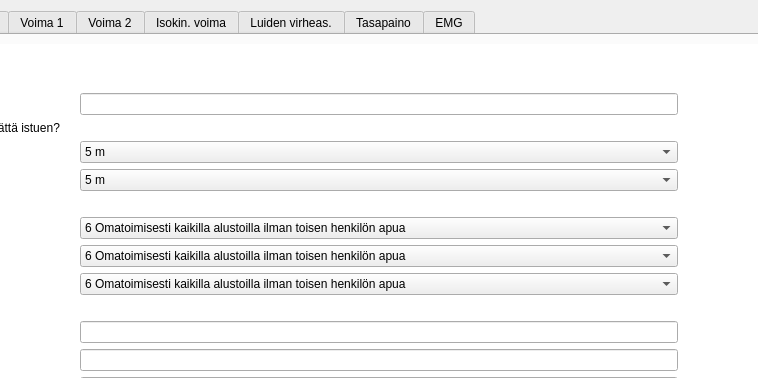
Old version of the form liikelaaj/tabbed_design_sql.ui in the repository NCH-Motion-Laboratory/liikelaaj; both pictures show x 551 to 1309 and y 0 to 378 of the 1422 by 751 pixel window.
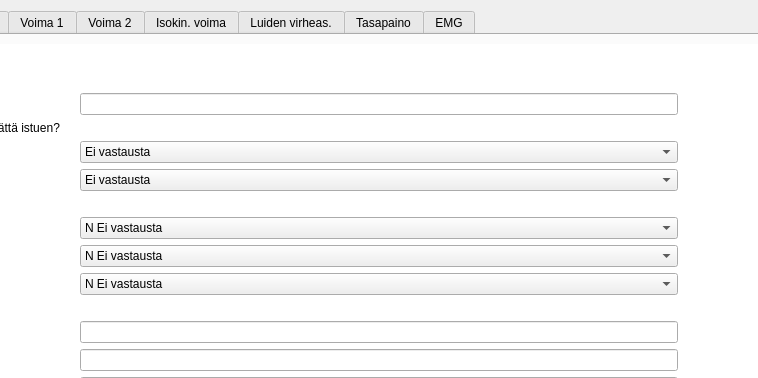
New version of the form. The open tabs and pages were chosen to show the change. Custom widgets are drawn as their Qt base class.

Commit message: new defaults for kyselylomake (sql version only)

```diff
--- a/liikelaaj/tabbed_design_sql.ui
+++ b/liikelaaj/tabbed_design_sql.ui
@@ -373,7 +373,7 @@
             <rect>
              <x>0</x>
              <y>0</y>
-             <width>968</width>
+             <width>1363</width>
              <height>823</height>
             </rect>
            </property>
@@ -473,6 +473,11 @@
               </item>
               <item row="9" column="2">
                <widget class="QComboBox" name="cbFMSPitkatMatkat">
+                <item>
+                 <property name="text">
+                  <string>N Ei vastausta</string>
+                 </property>
+                </item>
                 <item>
                  <property name="text">
                   <string>6 Omatoimisesti kaikilla alustoilla ilman toisen henkilön apua</string>
@@ -594,6 +599,11 @@
               </item>
               <item row="5" column="2">
                <widget class="QComboBox" name="cbKyselyPaivittainenYhtajaksMatkaIlmanApuv">
+                <item>
+                 <property name="text">
+                  <string>Ei vastausta</string>
+                 </property>
+                </item>
                 <item>
                  <property name="text">
                   <string>5 m</string>
@@ -695,6 +705,11 @@
               </item>
               <item row="4" column="2">
                <widget class="QComboBox" name="cbKyselyPaivittainenYhtajaksMatkaApuv">
+                <item>
+                 <property name="text">
+                  <string>Ei vastausta</string>
+                 </property>
+                </item>
                 <item>
                  <property name="text">
                   <string>5 m</string>
@@ -838,6 +853,11 @@
               </item>
               <item row="7" column="2">
                <widget class="QComboBox" name="cbFMSLyhyetMatkat">
+                <item>
+                 <property name="text">
+                  <string>N Ei vastausta</string>
+                 </property>
+                </item>
                 <item>
                  <property name="text">
                   <string>6 Omatoimisesti kaikilla alustoilla ilman toisen henkilön apua</string>
@@ -915,6 +935,11 @@
               </item>
               <item row="8" column="2">
                <widget class="QComboBox" name="cbFMSKoulussa">
+                <item>
+                 <property name="text">
+                  <string>N Ei vastausta</string>
+                 </property>
+                </item>
                 <item>
                  <property name="text">
                   <string>6 Omatoimisesti kaikilla alustoilla ilman toisen henkilön apua</string>
```
Left out of the diff: 15 changed lines with no effect on the pictures. The commit also changes 1 other file.
